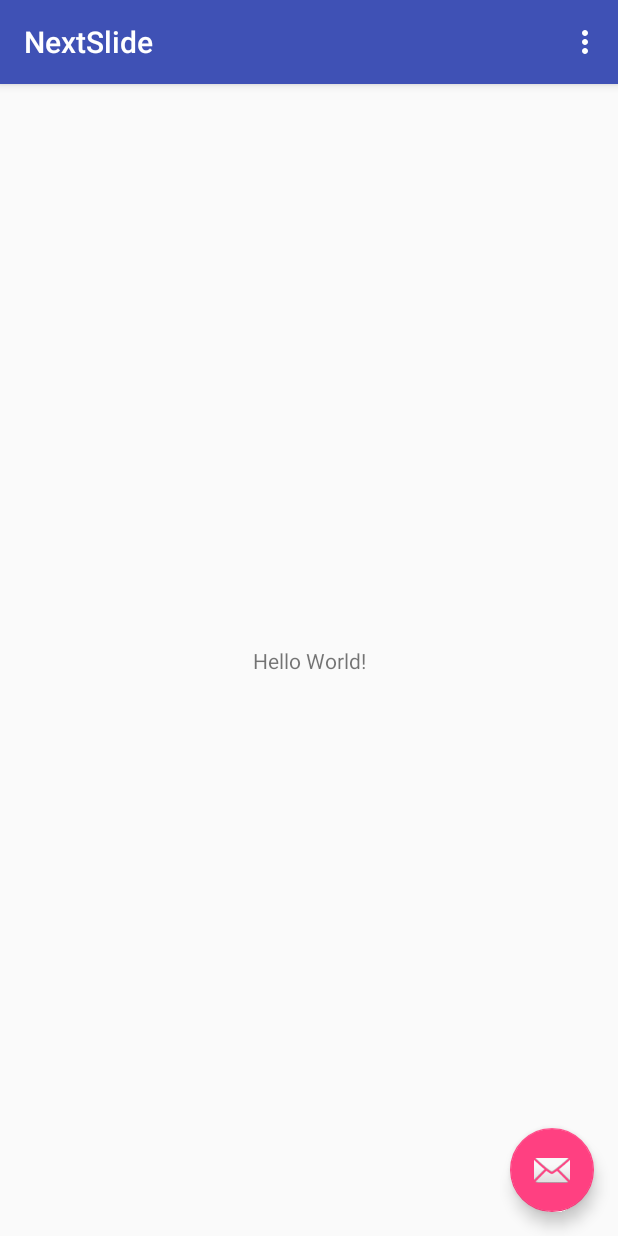
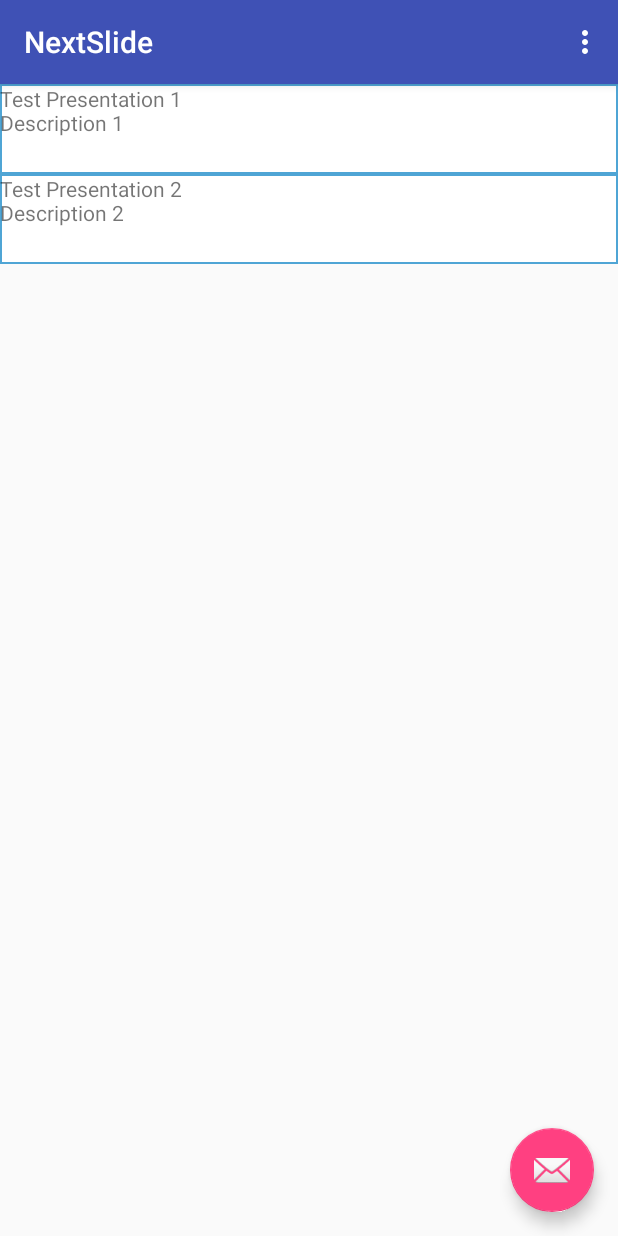
Before and after one commit to YangR13/NextSlide, an Android app: the screen it shows after launch (MainActivity), on a phone screen of 412 x 824 dp. Run offline under Robolectric (Android 15) with nearby library versions, the phone set to English and light mode, and no system bars.

Commit message:
Updated MainActivity and added Presentation class/activity
- Added presentation selection view to MainActivity (RecycledView)
- Added PresentationActivity
- Added Presentation and Action classes

```diff
--- a/app/src/main/AndroidManifest.xml
+++ b/app/src/main/AndroidManifest.xml
@@ -22,6 +22,11 @@
             </intent-filter>
         </activity>
         <activity android:name=".RecognitionActivity"></activity>
+        <activity
+            android:name=".PresentationActivity"
+            android:theme="@style/AppTheme.NoActionBar">
+        </activity>
+>>>>>>> Stashed changes
     </application>
 
 </manifest>
--- a/app/src/main/java/com/nextslide/nextslide/MainActivity.java
+++ b/app/src/main/java/com/nextslide/nextslide/MainActivity.java
@@ -5,24 +5,50 @@ import android.os.Bundle;
 import android.support.design.widget.FloatingActionButton;
 import android.support.design.widget.Snackbar;
 import android.support.v7.app.AppCompatActivity;
+import android.support.v7.widget.LinearLayoutManager;
+import android.support.v7.widget.RecyclerView;
 import android.support.v7.widget.Toolbar;
 import android.view.View;
 import android.view.Menu;
 import android.view.MenuItem;
 
-public class MainActivity extends AppCompatActivity {
+import java.util.ArrayList;
+
+public class MainActivity extends AppCompatActivity implements PresentationList.PresentationListManager {
+    private RecyclerView mRecyclerView;
+    private RecyclerView.Adapter mAdapter;
+    private RecyclerView.LayoutManager mLayoutManager;
+    private ArrayList<Presentation> mPresentations;
 
     @Override
     protected void onCreate(Bundle savedInstanceState) {
         super.onCreate(savedInstanceState);
         setContentView(R.layout.activity_main);
 
-        //TODO: Display list of all presentations
-        //TODO: For each presentation, give user option to edit or present
-        //TODO: Create presentation builder activity. Activity allows users to add files from gallery to resource folder (maybe, might be better solutions). Activity also displays existing associations.
-
         Toolbar toolbar = (Toolbar) findViewById(R.id.toolbar);
         setSupportActionBar(toolbar);
+
+        mRecyclerView = (RecyclerView) findViewById(R.id.my_recycler_view);
+        mRecyclerView.setHasFixedSize(true);
+        mLayoutManager = new LinearLayoutManager(this);
+        mRecyclerView.setLayoutManager(mLayoutManager);
+
+        // Display list of all presentations.
+        mPresentations = new ArrayList<Presentation>();
+        mAdapter = new PresentationList(this, mPresentations);
+        mRecyclerView.setAdapter(mAdapter);
+
+        // TODO: For each presentation, give user option to edit or present.
+        // TODO: Create presentation builder activity. Activity allows users to add files from gallery to resource folder (maybe, might be better solutions). Activity also displays existing associations.
+
+        // TEST: Build a test presentation list!
+        Presentation p1 = new Presentation("Test Presentation 1", "Description 1");
+        p1.addAction("test", new Presentation.ImageAction(R.drawable.karpkarp));
+        Presentation p2 = new Presentation("Test Presentation 2", "Description 2");
+        p2.addAction("test", new Presentation.ImageAction(R.drawable.karpkarp));
+
+        mPresentations.add(p1);
+        mPresentations.add(p2);
 
         FloatingActionButton fab = (FloatingActionButton) findViewById(R.id.fab);
         fab.setOnClickListener(new View.OnClickListener() {
@@ -55,4 +81,14 @@ public class MainActivity extends AppCompatActivity {
 
         return super.onOptionsItemSelected(item);
     }
+
+    // Impement PresentationListManager.
+    public void startPresentation(Presentation presentation) {
+        // Create an PresentationActivity Intent.
+        Intent intent = new Intent(this, PresentationActivity.class);
+        Bundle presentationBundle = new Bundle();
+        presentationBundle.putParcelable("presentation_id", presentation);
+        intent.putExtras(presentationBundle);
+        this.startActivity(intent);
+    }
 }
--- /dev/null
+++ b/app/src/main/java/com/nextslide/nextslide/Presentation.java
@@ -0,0 +1,218 @@
+package com.nextslide.nextslide;
+
+import android.os.Parcel;
+import android.os.Parcelable;
+import android.view.LayoutInflater;
+import android.view.ViewGroup;
+import android.widget.ImageView;
+import android.widget.TextView;
+
+import java.util.HashMap;
+
+/**
+ * Created by yangren on 5/16/17.
+ */
+
+public class Presentation implements Parcelable {
+    private String mName;
+    private String mDescription;
+    // HashMap used to store associations between Strings and Actions.
+    private HashMap<String, Action> mMap;
+    private ViewGroup mParent;
+
+    // Constructor.
+    public Presentation(String name, String description)
+    {
+        mName = name;
+        mDescription = description;
+        mMap = new HashMap<String, Action>();
+    }
+
+    // Parcelable Constructor.
+    private Presentation(Parcel in) {
+        mName = in.readString();
+        mDescription = in.readString();
+        mMap = new HashMap<String, Action>();
+        int size = in.readInt();
+        for(int i = 0; i < size; i++){
+            String key = in.readString();
+            Action value = in.readParcelable(Action.class.getClassLoader());
+            mMap.put(key,value);
+        }
+    }
+
+    String getName() { return mName; }
+    String getDescription() { return mDescription; }
+
+    // Needs to be called as soon as the Presentation Activity is started!
+    public void setParentViewGroup(ViewGroup parent)
+    {
+        mParent = parent;
+    }
+
+    public void addAction(String key, Action value)
+    {
+        mMap.put(key, value);
+    }
+
+    public void performAction(String key)
+    {
+        mMap.get(key).performAction(mParent);
+    }
+
+    /*
+     * Implement Parcelable interface.
+     */
+    public int describeContents() {
+        return 0;
+    }
+
+    public void writeToParcel(Parcel out, int flags) {
+        out.writeString(mName);
+        out.writeString(mDescription);
+        out.writeInt(mMap.size());
+        for(HashMap.Entry<String,Action> entry : mMap.entrySet()){
+            out.writeString(entry.getKey());
+            out.writeParcelable(entry.getValue(), flags);
+        }
+    }
+
+    public static final Parcelable.Creator<Presentation> CREATOR
+            = new Parcelable.Creator<Presentation>() {
+        public Presentation createFromParcel(Parcel in) {
+            return new Presentation(in);
+        }
+
+        public Presentation[] newArray(int size) {
+            return new Presentation[size];
+        }
+    };
+
+    /*
+     * Nested static classes.
+     */
+    abstract static class Action implements Parcelable {
+        private String mType;
+        private int mTimesPerformed;
+
+        // Constructor.
+        public Action(String type) {
+            mType = type;
+            mTimesPerformed = 0;
+        }
+        // Parcelable Constructor.
+        public Action(Parcel in) {
+            mType = in.readString();
+            mTimesPerformed = 0;
+        }
+
+        public String getTypeString()
+        {
+            return mType;
+        }
+        public void resetTimesPerformed()
+        {
+            mTimesPerformed = 0;
+        }
+        public boolean performAction(ViewGroup parent)
+        {
+            mTimesPerformed++;
+            return true;
+        };
+
+        /**
+         * Implement Parcelable interface.
+         */
+        public int describeContents() {
+            return 0;
+        }
+
+        public void writeToParcel(Parcel out, int flags) {
+            out.writeString(mType);
+        }
+
+    }
+
+    static class ImageAction extends Action {
+        private int mImage;
+        public ImageAction(int image) {
+            super("image");
+            mImage = image;
+        }
+        public ImageAction(Parcel in) {
+            super(in);
+            mImage = in.readInt();
+        }
+
+        public boolean performAction(ViewGroup parent) {
+            if(!super.performAction(parent)) return false;
+            // Remove all child views from the parent.
+            parent.removeAllViews();
+
+            // Create a new view with the image, and add it to the parent.
+            ImageView v = (ImageView) LayoutInflater.from(parent.getContext())
+                    .inflate(R.layout.my_image_view, parent, false);
+
+            // Set the image. Replace this with Picasso function!s
+            v.setImageResource(mImage);
+
+            parent.addView(v);
+            return true;
+        }
+
+        /**
+         * Implement Parcelable interface.
+         */
+        public void writeToParcel(Parcel out, int flags) {
+            super.writeToParcel(out, flags);
+            out.writeInt(mImage);
+        }
+
+        public static final Parcelable.Creator<ImageAction> CREATOR
+                = new Parcelable.Creator<ImageAction>() {
+            public ImageAction createFromParcel(Parcel in) {
+                return new ImageAction(in);
+            }
+
+            public ImageAction[] newArray(int size) {
+                return new ImageAction[size];
+            }
+        };
+    }
+
+    // TODO.
+    static class SoundAction extends Action {
+        // private ??? mSound;
+        public SoundAction() {
+            super("sound");
+        }
+        public SoundAction(Parcel in) {
+            super(in);
+        }
+        public boolean performAction(ViewGroup parent) {
+            if(!super.performAction(parent)) return false;
+            // Don't do anything with parent!
+            // Play sound here.
+
+            return true;
+        }
+
+        /**
+         * Implement Parcelable interface.
+         */
+        public void writeToParcel(Parcel out, int flags) {
+            super.writeToParcel(out, flags);
+        }
+
+        public static final Parcelable.Creator<SoundAction> CREATOR
+                = new Parcelable.Creator<SoundAction>() {
+            public SoundAction createFromParcel(Parcel in) {
+                return new SoundAction(in);
+            }
+
+            public SoundAction[] newArray(int size) {
+                return new SoundAction[size];
+            }
+        };
+    }
+}
--- /dev/null
+++ b/app/src/main/java/com/nextslide/nextslide/PresentationList.java
@@ -0,0 +1,77 @@
+package com.nextslide.nextslide;
+
+import android.content.Context;
+import android.support.v7.widget.RecyclerView;
+import android.view.LayoutInflater;
+import android.view.View;
+import android.view.ViewGroup;
+import android.widget.TextView;
+
+import java.util.ArrayList;
+
+/**
+ * Created by yangren on 5/14/17.
+ */
+
+public class PresentationList extends RecyclerView.Adapter<PresentationList.ViewHolder>
+{
+    private PresentationListManager mManager;
+    private ArrayList<Presentation> mPresentations;
+
+    // Provide a reference to the views for each data item
+    // Complex data items may need more than one view per item, and
+    // you provide access to all the views for a data item in a view holder
+    public static class ViewHolder extends RecyclerView.ViewHolder {
+        // each data item is just a string in this case
+        public TextView mTextView;
+        public ViewHolder(TextView v) {
+            super(v);
+            mTextView = v;
+        }
+    }
+
+    // Provide a suitable constructor (depends on the kind of dataset)
+    public PresentationList(PresentationListManager manager, ArrayList<Presentation> myPresentations) {
+        mManager = manager;
+        mPresentations = myPresentations;
+    }
+
+    // Create new views (invoked by the layout manager)
+    @Override
+    public PresentationList.ViewHolder onCreateViewHolder(ViewGroup parent,
+                                                          int viewType) {
+        // create a new view
+        TextView v = (TextView) LayoutInflater.from(parent.getContext())
+                .inflate(R.layout.my_text_view, parent, false);
+        // set the view's size, margins, paddings and layout parameters
+        // ...
+        ViewHolder vh = new ViewHolder(v);
+        return vh;
+    }
+
+    // Replace the contents of a view (invoked by the layout manager)
+    @Override
+    public void onBindViewHolder(ViewHolder holder, int position) {
+        // - get element from your dataset at this position
+        // - replace the contents of the view with that element
+        final Presentation p = mPresentations.get(position);
+        holder.mTextView.setText(p.getName() + "\n" + p.getDescription());
+        holder.mTextView.setOnClickListener(new View.OnClickListener() {
+            @Override
+            public void onClick(View v) {
+                mManager.startPresentation(p);
+            }
+        });
+
+    }
+
+    // Return the size of your dataset (invoked by the layout manager)
+    @Override
+    public int getItemCount() {
+        return mPresentations.size();
+    }
+
+    static interface PresentationListManager {
+        void startPresentation(Presentation p);
+    }
+}
--- /dev/null
+++ b/app/src/main/res/drawable/back.xml
@@ -0,0 +1,5 @@
+<?xml version="1.0" encoding="utf-8"?>
+<shape xmlns:android="http://schemas.android.com/apk/res/android" android:shape="rectangle" >
+    <solid android:color="@android:color/white" />
+    <stroke android:width="1dip" android:color="#4fa5d5"/>
+</shape>
--- a/app/src/main/res/layout/activity_main.xml
+++ b/app/src/main/res/layout/activity_main.xml
@@ -20,7 +20,8 @@
 
     </android.support.design.widget.AppBarLayout>
 
-    <include layout="@layout/content_main" />
+    <include layout="@layout/content_main"
+        android:id="@+id/include" />
 
     <android.support.design.widget.FloatingActionButton
         android:id="@+id/fab"
--- a/app/src/main/res/layout/content_main.xml
+++ b/app/src/main/res/layout/content_main.xml
@@ -6,15 +6,17 @@
     android:layout_height="match_parent"
     app:layout_behavior="@string/appbar_scrolling_view_behavior"
     tools:context="com.nextslide.nextslide.MainActivity"
-    tools:showIn="@layout/activity_main">
+    tools:showIn="@layout/activity_main"
+    tools:layout_editor_absoluteY="81dp"
+    tools:layout_editor_absoluteX="0dp">
 
-    <TextView
-        android:layout_width="wrap_content"
-        android:layout_height="wrap_content"
-        android:text="Hello World!"
-        app:layout_constraintBottom_toBottomOf="parent"
+    <android.support.v7.widget.RecyclerView
+        android:id="@+id/my_recycler_view"
+        android:layout_width="0dp"
+        android:layout_height="0dp"
+        android:scrollbars="vertical"
         app:layout_constraintLeft_toLeftOf="parent"
+        app:layout_constraintTop_toTopOf="parent"
         app:layout_constraintRight_toRightOf="parent"
-        app:layout_constraintTop_toTopOf="parent" />
-
+        app:layout_constraintBottom_toBottomOf="parent"/>
 </android.support.constraint.ConstraintLayout>
--- /dev/null
+++ b/app/src/main/res/layout/my_text_view.xml
@@ -0,0 +1,15 @@
+<?xml version="1.0" encoding="utf-8"?>
+<TextView
+    xmlns:android="http://schemas.android.com/apk/res/android"
+    xmlns:app="http://schemas.android.com/apk/res-auto"
+    xmlns:tools="http://schemas.android.com/tools"
+    android:background="@drawable/back"
+    android:layout_width="match_parent"
+    android:layout_height="60dp"
+    app:layout_constraintBottom_toBottomOf="parent"
+    app:layout_constraintLeft_toLeftOf="parent"
+    app:layout_constraintRight_toRightOf="parent"
+    app:layout_constraintTop_toTopOf="parent"
+    android:clickable="true"
+    android:focusable="true" >
+</TextView>
```
Also changed, not shown: app/src/main/java/com/nextslide/nextslide/PresentationActivity.java (added, +36 -0 lines), app/src/main/res/layout/activity_presentation.xml (added, +12 -0 lines), app/src/main/res/layout/my_image_view.xml (added, +11 -0 lines), app/src/main/res/drawable/karpkarp.jpg (added).
